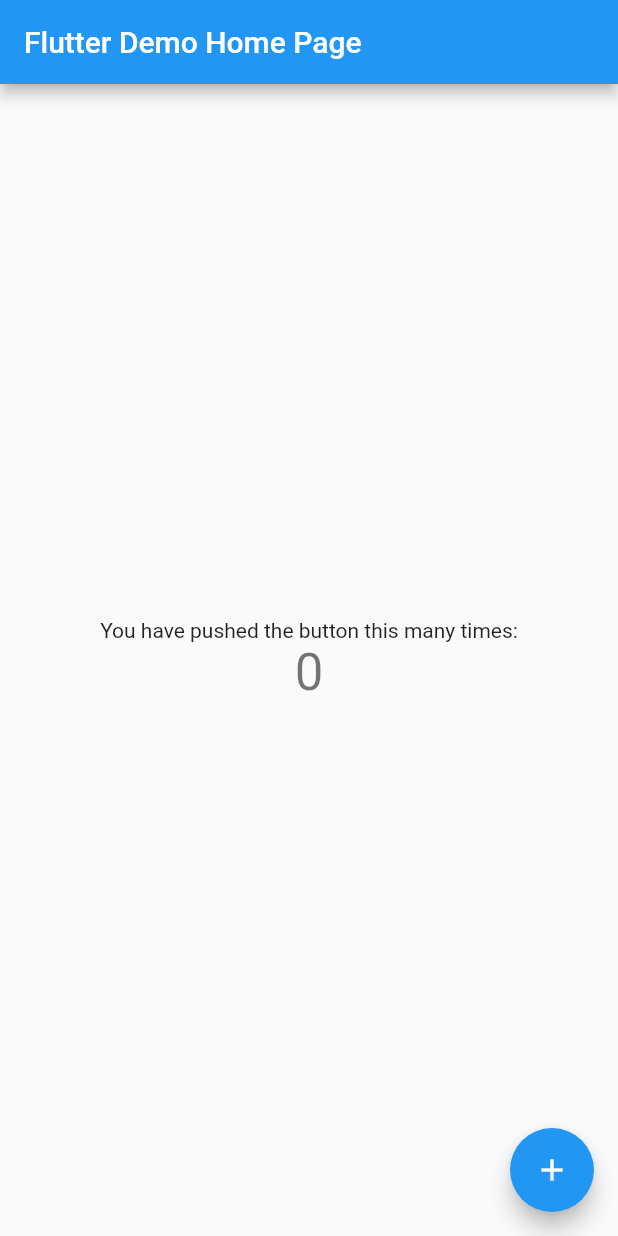
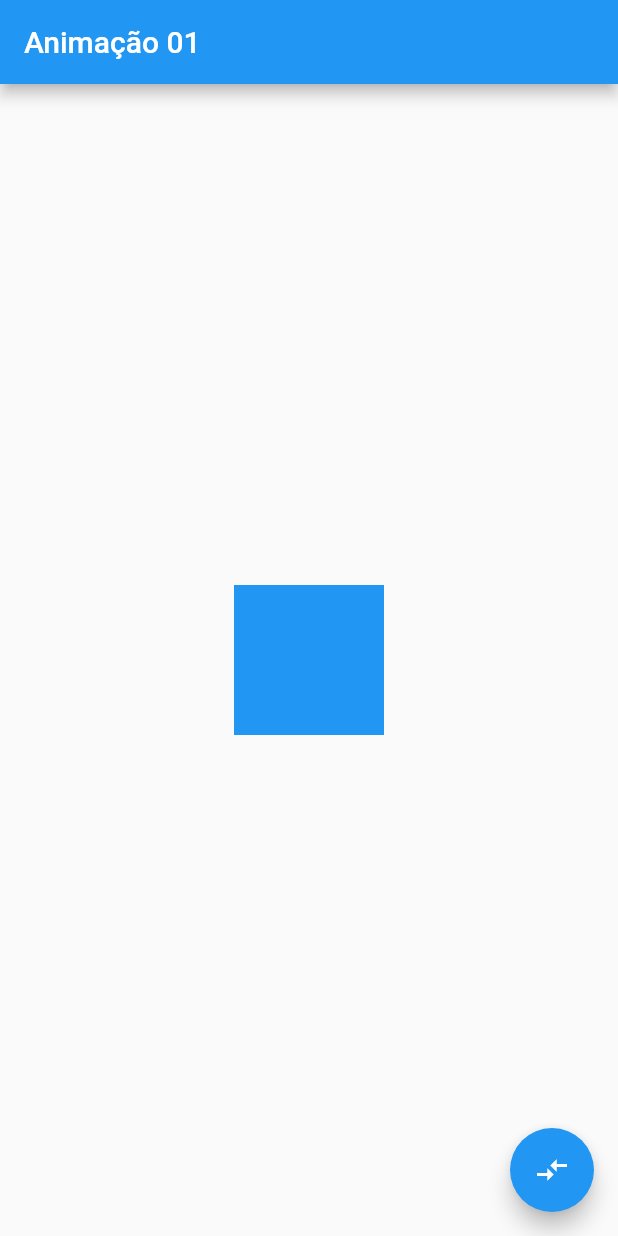
Before and after one commit to CleitonBrito/Flutter, a Flutter app: the screen it shows after launch, on a phone screen of 412 x 824 dp. Run offline on Flutter 3.47's test engine with Material 2 defaults, Android fonts, the light colour scheme and no system bars.

Commit message:
create square animation

```diff
--- a/animation01/lib/main.dart
+++ b/animation01/lib/main.dart
@@ -24,7 +24,7 @@
         // is not restarted.
         primarySwatch: Colors.blue,
       ),
-      home: const MyHomePage(title: 'Flutter Demo Home Page'),
+      home: const MyHomePage(title: 'Animação 01'),
     );
   }
 }
@@ -48,16 +48,18 @@
 }
 
 class _MyHomePageState extends State<MyHomePage> {
-  int _counter = 0;
+  Color cor = Colors.blue;
+  double tamanho = 100;
 
-  void _incrementCounter() {
+  void _animation() {
     setState(() {
-      // This call to setState tells the Flutter framework that something has
-      // changed in this State, which causes it to rerun the build method below
-      // so that the display can reflect the updated values. If we changed
-      // _counter without calling setState(), then the build method would not be
-      // called again, and so nothing would appear to happen.
-      _counter++;
+      if (cor == Colors.blue && tamanho == 100) {
+        cor = Colors.green;
+        tamanho = 300;
+      } else {
+        cor = Colors.blue;
+        tamanho = 100;
+      }
     });
   }
 
@@ -78,7 +80,7 @@
       body: Center(
         // Center is a layout widget. It takes a single child and positions it
         // in the middle of the parent.
-        child: Column(
+        child:
             // Column is also a layout widget. It takes a list of children and
             // arranges them vertically. By default, it sizes itself to fit its
             // children horizontally, and tries to be as tall as its parent.
@@ -93,22 +95,17 @@
             // center the children vertically; the main axis here is the vertical
             // axis because Columns are vertical (the cross axis would be
             // horizontal).
-          mainAxisAlignment: MainAxisAlignment.center,
-          children: <Widget>[
-            const Text(
-              'You have pushed the button this many times:',
-            ),
-            Text(
-              '$_counter',
-              style: Theme.of(context).textTheme.headlineMedium,
-            ),
-          ],
-        ),
+            AnimatedContainer(
+                duration: Duration(seconds: 2),
+                width: tamanho,
+                height: tamanho,
+                color: cor,
+                curve: Curves.decelerate),
       ),
       floatingActionButton: FloatingActionButton(
-        onPressed: _incrementCounter,
-        tooltip: 'Increment',
-        child: const Icon(Icons.add),
+        onPressed: _animation,
+        tooltip: 'Trocar',
+        child: const Icon(Icons.compare_arrows_sharp),
       ), // This trailing comma makes auto-formatting nicer for build methods.
     );
   }
```
Lines whose indentation alone changed are shown as unchanged.
